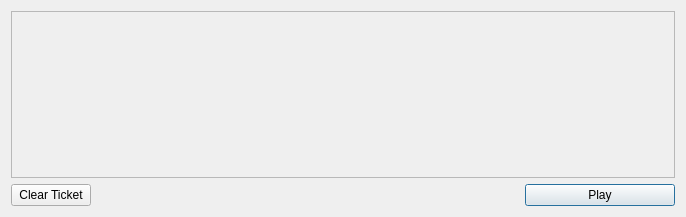
Above: src/qt/forms/votecoinsdialog.ui from NoirX/NoirShares-v2-old before the change. Below: the same form after it.
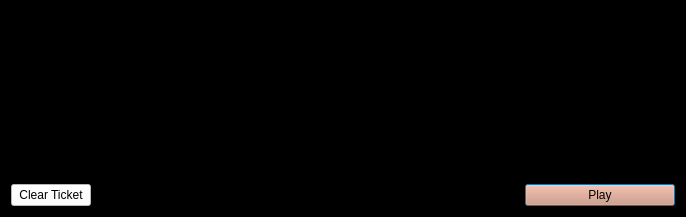
That is the form after the change. Icons and pictures are not drawn.

```diff
--- a/src/qt/forms/votecoinsdialog.ui
+++ b/src/qt/forms/votecoinsdialog.ui
@@ -13,6 +13,10 @@
   <property name="windowTitle">
    <string>Send Coins</string>
   </property>
+  <property name="styleSheet">
+   <string notr="true">color: rgb(255, 255, 255);
+background-color: rgb(0, 0, 0);</string>
+  </property>
   <layout class="QVBoxLayout" name="verticalLayout">
    <item>
     <widget class="QScrollArea" name="scrollArea">
@@ -25,7 +29,7 @@
         <x>0</x>
         <y>0</y>
         <width>666</width>
-        <height>165</height>
+        <height>162</height>
        </rect>
       </property>
       <layout class="QVBoxLayout" name="verticalLayout_2">
@@ -69,6 +73,10 @@
        <property name="toolTip">
         <string>Remove all transaction fields</string>
        </property>
+       <property name="styleSheet">
+        <string notr="true">background-color: rgb(255, 255, 255);
+color: rgb(0, 0, 0);</string>
+       </property>
        <property name="text">
         <string>Clear Ticket</string>
        </property>
@@ -115,6 +123,10 @@
        <property name="toolTip">
         <string>Confirm the send action</string>
        </property>
+       <property name="styleSheet">
+        <string notr="true">color: rgb(0, 0, 0);
+background-color: rgb(221, 145, 114);</string>
+       </property>
        <property name="text">
         <string>Play</string>
        </property>
```
Left out of the diff: 11 changed lines with no effect on the pictures.
